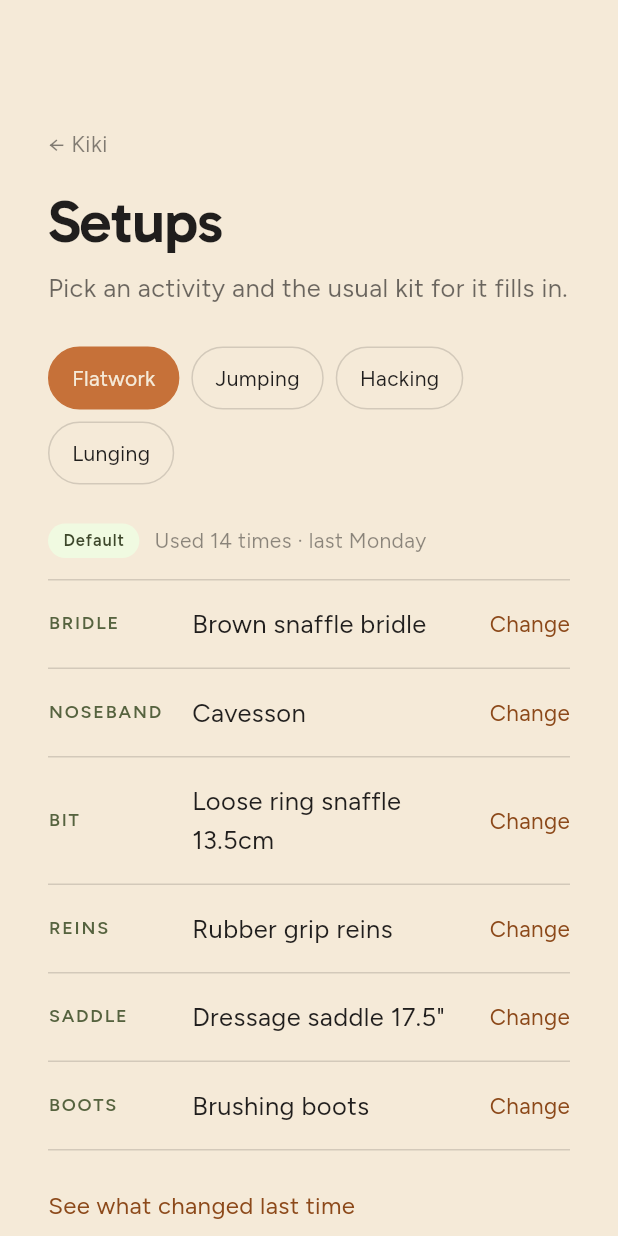
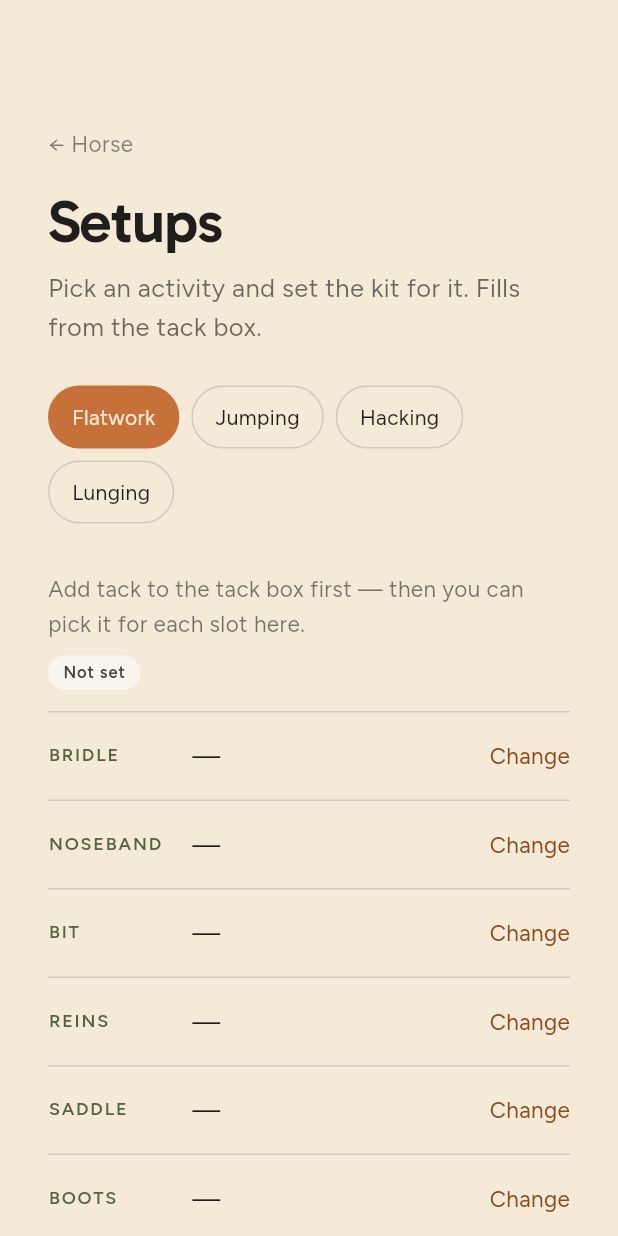
Before and after one commit to khbzyabis/stables-app, a Flutter app: the SetupsScreen screen opened by its route, on a phone screen of 412 x 824 dp. Run offline on Flutter 3.47's test engine with Material 3 defaults, Android fonts, the phone set to English and light mode, and no system bars; our stand-ins replace supabase_flutter; accounts and stored records are empty.

Commit message:
Wire tack box + per-horse setups to Supabase (add tack, build setup, save default)

```diff
--- a/lib/data/supabase_service.dart
+++ b/lib/data/supabase_service.dart
@@ -284,6 +284,47 @@ class SupabaseService {
         if (note != null && note.isNotEmpty) 'note': note,
       }).select().single();
 
+  // ---- Tack box & setups ----------------------------------------------
+  static Future<List<Map<String, dynamic>>> tackItems(String stableId) => _db
+      .from('tack_items')
+      .select()
+      .eq('stable_id', stableId)
+      .order('group_name')
+      .order('created_at');
+
+  static Future<Map<String, dynamic>> addTackItem({
+    required String stableId,
+    required String group,
+    required String name,
+    String? note,
+  }) =>
+      _db.from('tack_items').insert({
+        'stable_id': stableId,
+        'group_name': group,
+        'name': name,
+        if (note != null && note.isNotEmpty) 'note': note,
+      }).select().single();
+
+  static Future<List<Map<String, dynamic>>> horseSetups(String horseId) => _db
+      .from('horse_setups')
+      .select()
+      .eq('horse_id', horseId);
+
+  /// Create or update the setup for a horse + activity.
+  static Future<void> saveSetup({
+    required String horseId,
+    required String stableId,
+    required String activity,
+    required Map<String, String> slots,
+  }) =>
+      _db.from('horse_setups').upsert({
+        'horse_id': horseId,
+        'stable_id': stableId,
+        'activity': activity,
+        'slots': slots,
+        'updated_at': DateTime.now().toUtc().toIso8601String(),
+      }, onConflict: 'horse_id,activity');
+
   // ---- Notices (the board) --------------------------------------------
   static Future<List<Map<String, dynamic>>> notices(String stableId) => _db
       .from('notices')
--- a/lib/features/horses/setups_screen.dart
+++ b/lib/features/horses/setups_screen.dart
@@ -1,66 +1,145 @@
 import 'package:flutter/material.dart';
 
-import '../../data/horse_detail_data.dart';
-import '../../l10n/app_localizations.dart';
+import '../../data/supabase_service.dart';
 import '../../theme/app_theme.dart';
 import '../../theme/tokens.dart';
 import '../../widgets/app_button.dart';
 import '../../widgets/app_tag.dart';
 import '../../widgets/hairline.dart';
 import '../auth/back_link.dart';
-import 'setup_changed_screen.dart';
 
-/// Screen 22 — a horse's setups, one per activity. Pick an activity and its
-/// usual kit fills in; change a slot and the app offers to make it the default.
+/// Screen 22 — a horse's setups, one per activity. Slots are filled from the
+/// stable's tack box; save makes the choice the default for that activity.
 class SetupsScreen extends StatefulWidget {
   const SetupsScreen({super.key});
   static const route = '/setups';
+
+  static const activities = ['Flatwork', 'Jumping', 'Hacking', 'Lunging'];
+  static const slots = <(String, String, String)>[
+    ('bridle', 'Bridle', 'Bridles'),
+    ('noseband', 'Noseband', 'Nosebands'),
+    ('bit', 'Bit', 'Bits'),
+    ('reins', 'Reins', 'Reins'),
+    ('saddle', 'Saddle', 'Saddles and girths'),
+    ('boots', 'Boots', 'Boots and bandages'),
+  ];
 
   @override
   State<SetupsScreen> createState() => _SetupsScreenState();
 }
 
 class _SetupsScreenState extends State<SetupsScreen> {
+  Map<String, dynamic> _horse = const {};
+  Future<void>? _future;
+
   String _activity = 'Flatwork';
   String? _openSlot;
-  late Map<String, String> _values = _defaultsFor(_activity);
+  bool _busy = false;
 
-  Map<String, String> _defaultsFor(String a) =>
-      Map<String, String>.from(HorseDetailData.setupDefaults[a]!);
+  // group name -> list of tack item names
+  final Map<String, List<String>> _tackByGroup = {};
+  // activity -> saved slots
+  final Map<String, Map<String, String>> _saved = {};
+  // current editing values for the selected activity
+  Map<String, String> _values = {};
+
+  @override
+  void didChangeDependencies() {
+    super.didChangeDependencies();
+    _horse = (ModalRoute.of(context)?.settings.arguments
+            as Map<String, dynamic>?) ??
+        const {};
+    _future ??= _load();
+  }
+
+  Future<void> _load() async {
+    final stableId = _horse['stable_id'] as String?;
+    final horseId = _horse['id'] as String?;
+    if (stableId == null || horseId == null) return;
+    final tack = await SupabaseService.tackItems(stableId);
+    _tackByGroup.clear();
+    for (final t in tack) {
+      (_tackByGroup[t['group_name'] as String? ?? 'Other'] ??= [])
+          .add(t['name'] as String? ?? '');
+    }
+    final setups = await SupabaseService.horseSetups(horseId);
+    _saved.clear();
+    for (final s in setups) {
+      final slots = (s['slots'] as Map?)?.map(
+              (k, v) => MapEntry(k.toString(), v.toString())) ??
+          <String, String>{};
+      _saved[s['activity'] as String] = slots;
+    }
+    _values = Map<String, String>.from(_saved[_activity] ?? {});
+  }
 
   bool get _dirty {
-    final def = HorseDetailData.setupDefaults[_activity]!;
-    return _values.entries.any((e) => def[e.key] != e.value);
+    final saved = _saved[_activity] ?? const {};
+    if (_values.length != saved.length) return true;
+    for (final e in _values.entries) {
+      if (saved[e.key] != e.value) return true;
+    }
+    return false;
   }
 
   void _pickActivity(String a) => setState(() {
         _activity = a;
-        _values = _defaultsFor(a);
+        _values = Map<String, String>.from(_saved[a] ?? {});
         _openSlot = null;
       });
 
+  Future<void> _save() async {
+    final stableId = _horse['stable_id'] as String?;
+    final horseId = _horse['id'] as String?;
+    if (stableId == null || horseId == null) return;
+    setState(() => _busy = true);
+    try {
+      await SupabaseService.saveSetup(
+        horseId: horseId,
+        stableId: stableId,
+        activity: _activity,
+        slots: _values,
+      );
+      setState(() => _saved[_activity] = Map<String, String>.from(_values));
+    } catch (e) {
+      if (mounted) {
+        ScaffoldMessenger.of(context)
+            .showSnackBar(SnackBar(content: Text('Could not save: $e')));
+      }
+    } finally {
+      if (mounted) setState(() => _busy = false);
+    }
+  }
+
   @override
   Widget build(BuildContext context) {
-    final l10n = AppL10n.of(context);
     return Scaffold(
       backgroundColor: AppColors.bg,
       body: SafeArea(
         bottom: false,
-        child: ListView(
+        child: FutureBuilder<void>(
+          future: _future,
+          builder: (context, snap) {
+            if (snap.connectionState == ConnectionState.waiting) {
+              return const Center(child: CircularProgressIndicator());
+            }
+            final noTack = _tackByGroup.isEmpty;
+            return ListView(
               padding: const EdgeInsets.fromLTRB(32, 84, 32, 44),
               children: [
-            const BackLink(label: 'Kiki'),
+                BackLink(label: (_horse['name'] as String?) ?? 'Horse'),
                 const SizedBox(height: 20),
-            Text(l10n.setups, style: AppText.heading(40, height: 1)),
+                Text('Setups', style: AppText.heading(40, height: 1)),
                 const SizedBox(height: 12),
-            Text(l10n.setupsIntro,
-                style: AppText.body(17, height: 1.5, color: AppColors.ink(0.65))),
+                Text('Pick an activity and set the kit for it. Fills from the tack box.',
+                    style: AppText.body(17,
+                        height: 1.5, color: AppColors.ink(0.65))),
                 const SizedBox(height: 26),
                 Wrap(
                   spacing: 8,
                   runSpacing: 8,
                   children: [
-                for (final a in HorseDetailData.activities)
+                    for (final a in SetupsScreen.activities)
                       _Chip(
                         label: a,
                         selected: a == _activity,
@@ -68,68 +147,49 @@ class _SetupsScreenState extends State<SetupsScreen> {
                       ),
                   ],
                 ),
-            const SizedBox(height: 26),
+                const SizedBox(height: 22),
+                if (noTack)
+                  Padding(
+                    padding: const EdgeInsets.symmetric(vertical: 10),
+                    child: Text(
+                        'Add tack to the tack box first — then you can pick it for each slot here.',
+                        style: AppText.body(15,
+                            height: 1.5, color: AppColors.ink(0.6))),
+                  ),
                 Row(
                   children: [
-                AppTag(_dirty ? l10n.edited : l10n.theDefault,
-                    tone: _dirty ? TagTone.accent : TagTone.sage),
-                const SizedBox(width: 10),
-                Text(HorseDetailData.setupUsedNotes[_activity]!,
-                    style: AppText.body(14, color: AppColors.ink(0.5))),
+                    AppTag(_saved.containsKey(_activity) ? 'Saved' : 'Not set',
+                        tone: _saved.containsKey(_activity)
+                            ? TagTone.sage
+                            : TagTone.neutral),
                   ],
                 ),
                 const SizedBox(height: 14),
                 const Hairline(),
-            for (final slot in HorseDetailData.slots) ...[
+                for (final (key, label, group) in SetupsScreen.slots) ...[
                   _SlotTile(
-                slot: slot,
-                value: _values[slot.key]!,
-                open: _openSlot == slot.key,
-                onToggle: () => setState(() =>
-                    _openSlot = _openSlot == slot.key ? null : slot.key),
+                    label: label,
+                    value: _values[key] ?? '—',
+                    open: _openSlot == key,
+                    options: [..._tackByGroup[group] ?? const [], 'None'],
+                    onToggle: () =>
+                        setState(() => _openSlot = _openSlot == key ? null : key),
                     onPick: (v) => setState(() {
-                  _values[slot.key] = v;
+                      _values[key] = v;
                       _openSlot = null;
                     }),
                   ),
                   const Hairline(),
                 ],
-            const SizedBox(height: 24),
-            if (_dirty) ...[
-              Text(l10n.setupDirtyNote,
-                  style:
-                      AppText.body(16, height: 1.5, color: AppColors.ink(0.7))),
-              const SizedBox(height: 14),
-              Row(
-                children: [
+                const SizedBox(height: 22),
+                if (_dirty)
                   AppButton(
-                    label: l10n.makeDefault,
-                    block: false,
-                    minHeight: 50,
-                    fontSize: 16,
-                    onPressed: () =>
-                        setState(() => _values = _defaultsFor(_activity)),
-                  ),
-                  const SizedBox(width: 10),
-                  AppButton(
-                    label: l10n.undo,
-                    variant: AppButtonVariant.secondary,
-                    block: false,
-                    minHeight: 50,
-                    fontSize: 16,
-                    onPressed: () =>
-                        setState(() => _values = _defaultsFor(_activity)),
+                    label: _busy ? 'Saving…' : 'Make this the default',
+                    onPressed: _busy ? null : _save,
                   ),
               ],
-              ),
-            ] else
-              GestureDetector(
-                onTap: () =>
-                    Navigator.of(context).pushNamed(SetupChangedScreen.route),
-                child: Text(l10n.seeWhatChanged,
-                    style: AppText.body(16, color: AppColors.accent700)),
-              ),
-          ],
+            );
+          },
         ),
       ),
     );
@@ -138,21 +198,22 @@ class _SetupsScreenState extends State<SetupsScreen> {
 
 class _SlotTile extends StatelessWidget {
   const _SlotTile({
-    required this.slot,
+    required this.label,
     required this.value,
     required this.open,
+    required this.options,
     required this.onToggle,
     required this.onPick,
   });
-  final SetupSlot slot;
+  final String label;
   final String value;
   final bool open;
+  final List<String> options;
   final VoidCallback onToggle;
   final ValueChanged<String> onPick;
 
   @override
   Widget build(BuildContext context) {
-    final l10n = AppL10n.of(context);
     return Column(
       crossAxisAlignment: CrossAxisAlignment.start,
       children: [
@@ -164,11 +225,10 @@ class _SlotTile extends StatelessWidget {
               children: [
                 SizedBox(
                     width: 96,
-                  child: Text(slot.label.toUpperCase(),
-                      style: AppText.eyebrow()),
-                ),
+                    child:
+                        Text(label.toUpperCase(), style: AppText.eyebrow())),
                 Expanded(child: Text(value, style: AppText.body(17))),
-                Text(open ? l10n.doneLabel : l10n.change,
+                Text(open ? 'Done' : 'Change',
                     style: AppText.body(15, color: AppColors.accent700)),
               ],
             ),
@@ -181,7 +241,7 @@ class _SlotTile extends StatelessWidget {
               spacing: 8,
               runSpacing: 8,
               children: [
-                for (final o in slot.options)
+                for (final o in options)
                   _Chip(
                     label: o,
                     selected: o == value,
```
Also changed, not shown: lib/features/horses/add_tack_item_screen.dart (+51 -4 lines), lib/features/horses/tack_box_screen.dart (+82 -49 lines), 1 other file. Lines whose indentation alone changed are shown as unchanged.
